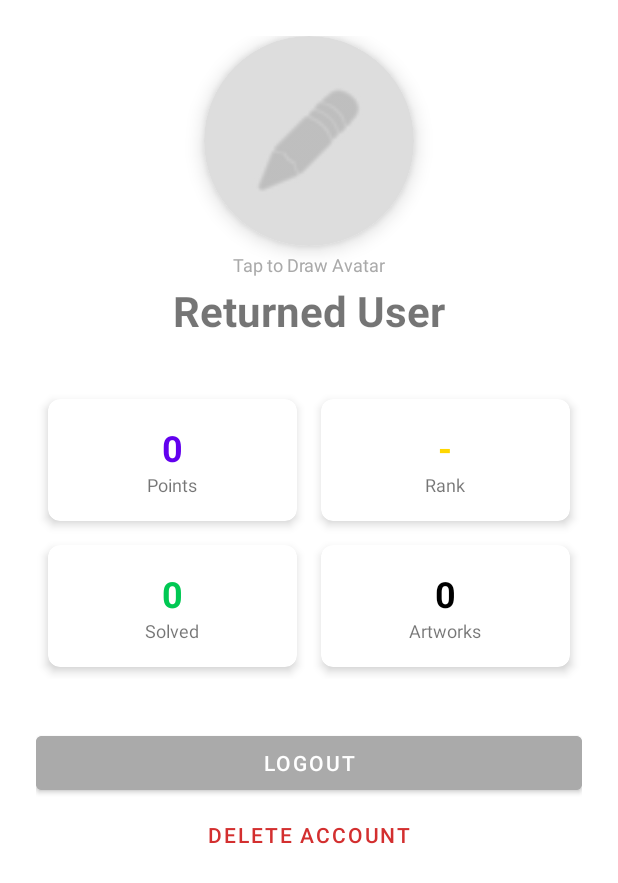
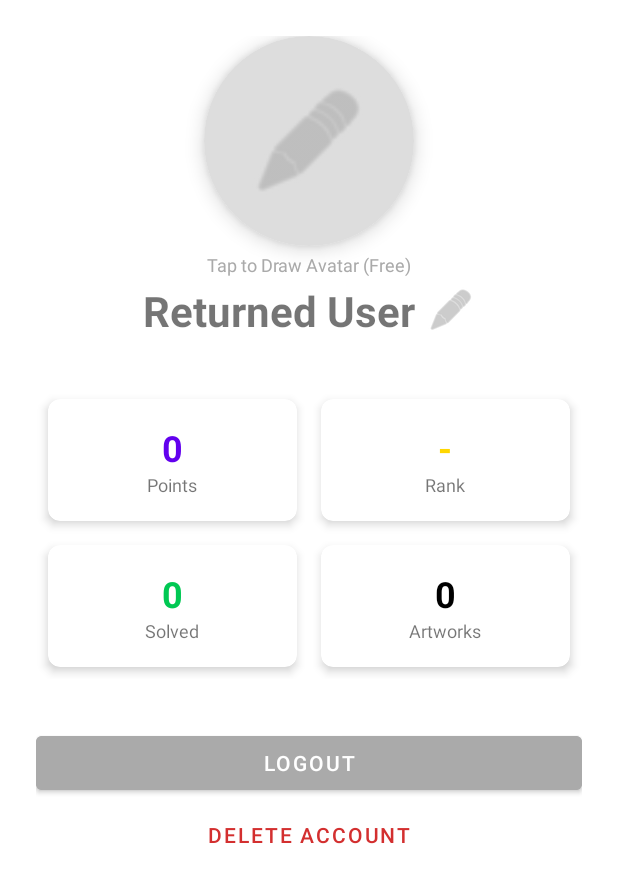
Before and after one commit to renzzzi/BadArt, an Android app: the ProfileFragment screen opened through its navigation route, on a phone screen of 412 x 824 dp. Shown: the top 883 px of the screen. Run offline under Robolectric (Android 15) with nearby library versions, the phone set to English and light mode, and no system bars; our stand-ins replace Firebase (no records; nobody signed in at launch, a user with empty details on screens opened directly); libraries missing offline, so code that uses them is left out: nl.dionsegijn.konfetti.

Commit message:
The first username and profile avatar change are free but consequent changes now needs 50 points per change

```diff
--- a/app/src/main/java/com/example/badart/model/User.kt
+++ b/app/src/main/java/com/example/badart/model/User.kt
@@ -1,6 +1,4 @@
 package com.example.badart.model
-
-import com.google.firebase.firestore.Exclude
 
 data class User(
     var userId: String = "",
@@ -10,5 +8,7 @@ data class User(
     var postCount: Int = 0,
     var avatarBase64: String = "",
     var blockedUsers: MutableList<String> = mutableListOf(),
-    var reportedPosts: MutableList<String> = mutableListOf()
+    var reportedPosts: MutableList<String> = mutableListOf(),
+    var hasChangedUsername: Boolean = false,
+    var hasChangedAvatar: Boolean = false
 )
--- a/app/src/main/res/layout/fragment_profile.xml
+++ b/app/src/main/res/layout/fragment_profile.xml
@@ -34,9 +34,10 @@
     </androidx.cardview.widget.CardView>
 
     <TextView
+        android:id="@+id/tvAvatarHint"
         android:layout_width="wrap_content"
         android:layout_height="wrap_content"
-        android:text="Tap to Draw Avatar"
+        android:text="Tap to Draw Avatar (Free)"
         android:textSize="12sp"
         android:textColor="@android:color/darker_gray"
         android:layout_marginTop="4dp"
@@ -44,17 +45,34 @@
         app:layout_constraintStart_toStartOf="parent"
         app:layout_constraintEnd_toEndOf="parent"/>
 
-    <TextView
-        android:id="@+id/tvUsername"
+    <LinearLayout
+        android:id="@+id/layoutName"
         android:layout_width="wrap_content"
         android:layout_height="wrap_content"
         android:layout_marginTop="24dp"
-        android:text="Username"
-        android:textSize="28sp"
-        android:textStyle="bold"
+        android:orientation="horizontal"
+        android:gravity="center_vertical"
         app:layout_constraintEnd_toEndOf="parent"
         app:layout_constraintStart_toStartOf="parent"
-        app:layout_constraintTop_toBottomOf="@+id/cardAvatar" />
+        app:layout_constraintTop_toBottomOf="@+id/cardAvatar">
+
+        <TextView
+            android:id="@+id/tvUsername"
+            android:layout_width="wrap_content"
+            android:layout_height="wrap_content"
+            android:text="Username"
+            android:textSize="28sp"
+            android:textStyle="bold" />
+
+        <ImageButton
+            android:id="@+id/btnEditName"
+            android:layout_width="32dp"
+            android:layout_height="32dp"
+            android:layout_marginStart="8dp"
+            android:background="?attr/selectableItemBackgroundBorderless"
+            android:src="@android:drawable/ic_menu_edit"
+            app:tint="@android:color/darker_gray"/>
+    </LinearLayout>
 
     <GridLayout
         android:id="@+id/gridStats"
@@ -63,7 +81,7 @@
         android:layout_marginTop="32dp"
         android:columnCount="2"
         android:rowCount="2"
-        app:layout_constraintTop_toBottomOf="@+id/tvUsername">
+        app:layout_constraintTop_toBottomOf="@+id/layoutName">
 
         <androidx.cardview.widget.CardView
             android:layout_width="0dp"
```
Also changed, not shown: app/src/main/java/com/example/badart/ui/ProfileFragment.kt (+88 -3 lines), app/src/main/java/com/example/badart/viewmodel/SharedViewModel.kt (+53 -4 lines).
